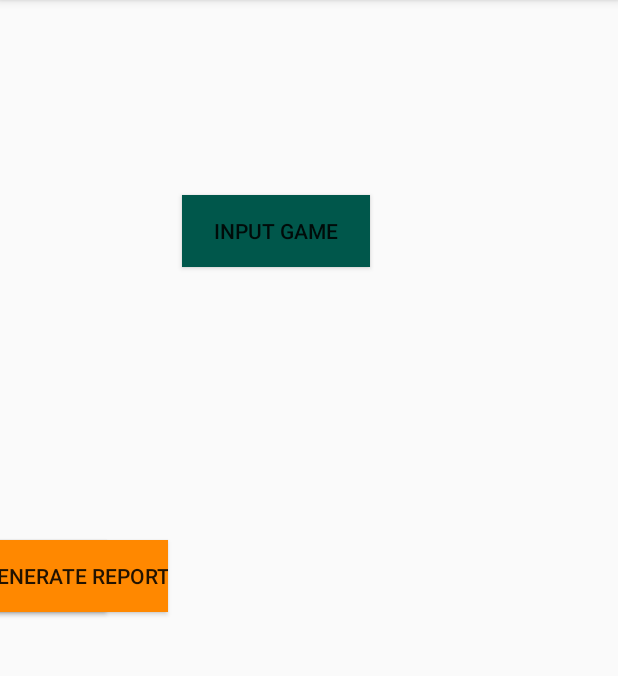
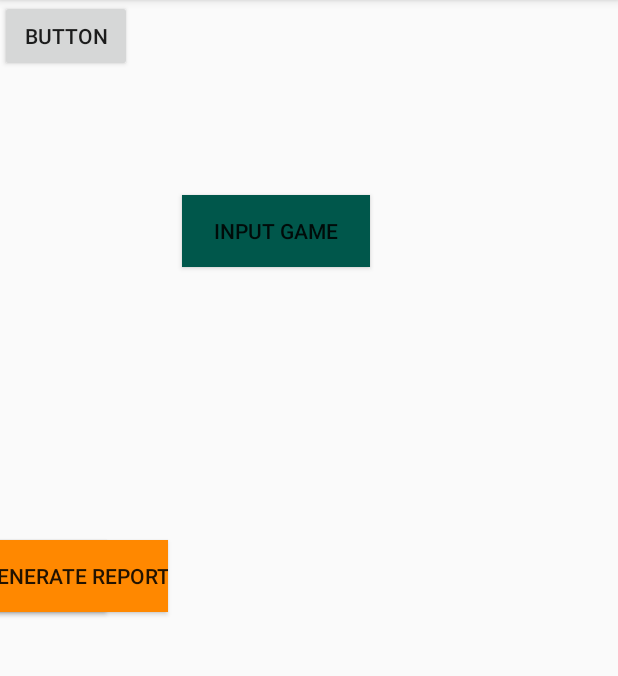
Before and after one commit to inadigisport/FoMeTic, an Android app: the screen it shows after launch (MainActivity), on a phone screen of 412 x 824 dp, the part 84-760 px from its top. Run offline under Robolectric (Android 15) with nearby library versions, the phone set to English and light mode, and no system bars.

Commit message:
add button

```diff
--- a/app/src/main/res/layout/activity_main.xml
+++ b/app/src/main/res/layout/activity_main.xml
@@ -87,4 +87,12 @@
         app:layout_constraintTop_toBottomOf="@+id/button"
         app:srcCompat="@drawable/logo_fometic" />
 
+    <Button
+        android:id="@+id/button9"
+        android:layout_width="wrap_content"
+        android:layout_height="wrap_content"
+        android:text="Button"
+        tools:layout_editor_absoluteX="434dp"
+        tools:layout_editor_absoluteY="273dp" />
+
 </android.support.constraint.ConstraintLayout>
```
Also changed, not shown: 3 other files.
